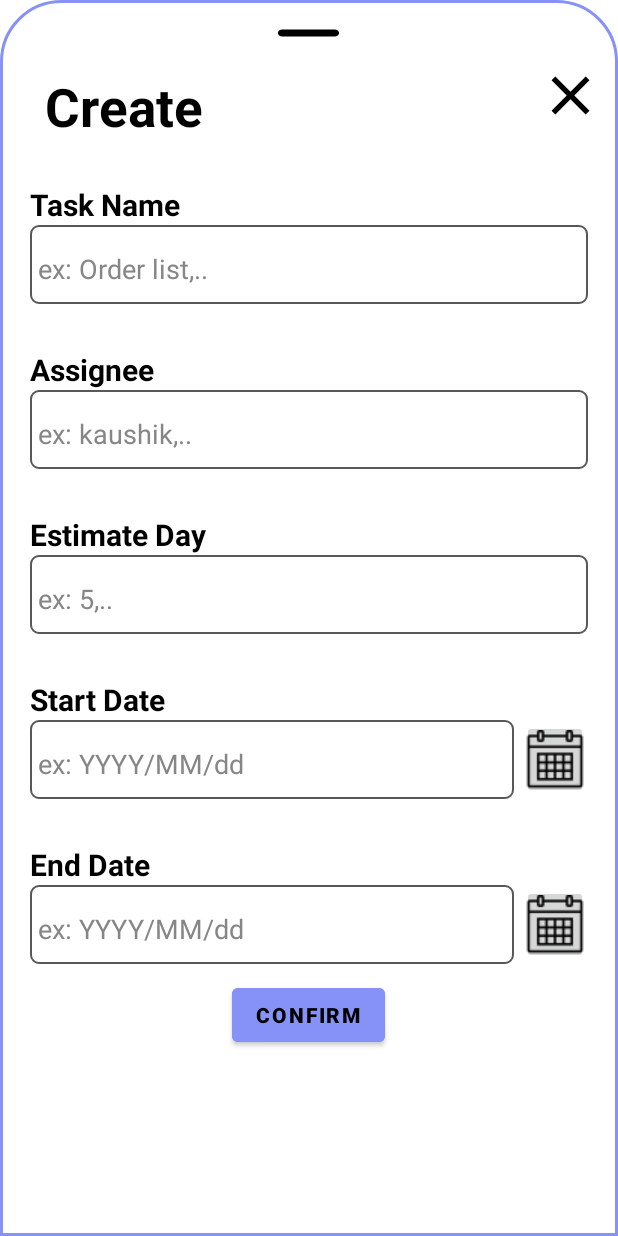
After one commit to Hau09dw/Android, an Android app: the layout bottomsheetlayout.xml on its own in the app's theme, with its tools: preview values and no code run, on a phone screen of 412 x 824 dp. The commit adds this screen. Run offline under Robolectric (Android 15) with nearby library versions, the phone set to English and light mode, and no system bars.

Commit message:
design CRUD (continue)

```diff
--- a/app/src/main/java/com/example/project_management_g1/DATA/CreateDatabase.java
+++ b/app/src/main/java/com/example/project_management_g1/DATA/CreateDatabase.java
@@ -37,20 +37,20 @@ public class CreateDatabase extends SQLiteOpenHelper {
                 + TB_Task_TaskName + " TEXT, "
                 + TB_Task_EstimateDay + " INTEGER );";
         String insertQuery1 = "INSERT INTO " + TB_DevTask + " (" + TB_DevTask_DEVName + ", " + TB_DevTask_TaskID + ", " + TB_DevTask_StartDate + ", " + TB_DevTask_EndDate + ") " +
-                "VALUES('Ramesh', 3, '2024-5-1', '2024-5-3');";
+                "VALUES('Ramesh', 3, '2024/5/1', '2024/5/3');";
 
-        String insertQuery2 = "INSERT INTO " + TB_DevTask + " (" + TB_DevTask_DEVName + ", " + TB_DevTask_TaskID + ", " + TB_DevTask_StartDate + ", " + TB_DevTask_EndDate + ") " +
-                "VALUES('Khilan', 2, '2024-5-2', '2024-5-4');";
-
-        String insertQuery3 = "INSERT INTO " + TB_DevTask + " (" + TB_DevTask_DEVName + ", " + TB_DevTask_TaskID + ", " + TB_DevTask_StartDate + ", " + TB_DevTask_EndDate + ") " +
-                "VALUES('Kaushik', 1, '2024-4-28', '2024-4-30');";
-
-        String insertQuery4 = "INSERT INTO " + TB_DevTask + " (" + TB_DevTask_DEVName + ", " + TB_DevTask_TaskID + ", " + TB_DevTask_StartDate + ", " + TB_DevTask_EndDate + ") " +
-                "VALUES('Kaushik', 4, '2024-5-6', '2024-5-8');";
-
-        String insertQuery5 = "INSERT INTO " + TB_DevTask + " (" + TB_DevTask_DEVName + ", " + TB_DevTask_TaskID + ", " + TB_DevTask_StartDate + ", " + TB_DevTask_EndDate + ") " +
-                "VALUES('Superman', 5, '2024-5-3', '2024-5-5');";
-
+//        String insertQuery2 = "INSERT INTO " + TB_DevTask + " (" + TB_DevTask_DEVName + ", " + TB_DevTask_TaskID + ", " + TB_DevTask_StartDate + ", " + TB_DevTask_EndDate + ") " +
+//                "VALUES('Khilan', 2, '2024-5-2', '2024-5-4');";
+//
+//        String insertQuery3 = "INSERT INTO " + TB_DevTask + " (" + TB_DevTask_DEVName + ", " + TB_DevTask_TaskID + ", " + TB_DevTask_StartDate + ", " + TB_DevTask_EndDate + ") " +
+//                "VALUES('Kaushik', 1, '2024-4-28', '2024-4-30');";
+//
+//        String insertQuery4 = "INSERT INTO " + TB_DevTask + " (" + TB_DevTask_DEVName + ", " + TB_DevTask_TaskID + ", " + TB_DevTask_StartDate + ", " + TB_DevTask_EndDate + ") " +
+//                "VALUES('Kaushik', 4, '2024-5-6', '2024-5-8');";
+//
+//        String insertQuery5 = "INSERT INTO " + TB_DevTask + " (" + TB_DevTask_DEVName + ", " + TB_DevTask_TaskID + ", " + TB_DevTask_StartDate + ", " + TB_DevTask_EndDate + ") " +
+//                "VALUES('Superman', 5, '2024-5-3', '2024-5-5');";
+//
         String insertQuery6 = "INSERT INTO " + TB_Task + " (" + TB_Task_TaskName + ", " + TB_Task_EstimateDay + ") " +
                 "VALUES('Order list', 5);";
 
@@ -71,10 +71,10 @@ public class CreateDatabase extends SQLiteOpenHelper {
         sqLiteDatabase.execSQL(tbTask);
 
         sqLiteDatabase.execSQL(insertQuery1);
-        sqLiteDatabase.execSQL(insertQuery2);
-        sqLiteDatabase.execSQL(insertQuery3);
-        sqLiteDatabase.execSQL(insertQuery4);
-        sqLiteDatabase.execSQL(insertQuery5);
+//        sqLiteDatabase.execSQL(insertQuery2);
+//        sqLiteDatabase.execSQL(insertQuery3);
+//        sqLiteDatabase.execSQL(insertQuery4);
+//        sqLiteDatabase.execSQL(insertQuery5);
         sqLiteDatabase.execSQL(insertQuery6);
         sqLiteDatabase.execSQL(insertQuery7);
         sqLiteDatabase.execSQL(insertQuery8);
--- a/app/src/main/java/com/example/project_management_g1/DATA/TaskDAO.java
+++ b/app/src/main/java/com/example/project_management_g1/DATA/TaskDAO.java
@@ -1,5 +1,6 @@
 package com.example.project_management_g1.DATA;
 
+import android.content.ContentValues;
 import android.content.Context;
 import android.database.Cursor;
 import android.database.sqlite.SQLiteDatabase;
@@ -17,6 +18,10 @@ public class TaskDAO {
         dbHelper = new CreateDatabase(context);// khoi tao csdl
     }
 
+
+//    public long addTask(Task task){
+//        ContentValues values = new ContentValues();
+//    }
     public List<Task> getAllTasks() {
         List<Task> listTasks = new ArrayList<>();
         db = dbHelper.getReadableDatabase();
--- a/app/src/main/java/com/example/project_management_g1/UI/MainActivity.java
+++ b/app/src/main/java/com/example/project_management_g1/UI/MainActivity.java
@@ -1,10 +1,21 @@
 package com.example.project_management_g1.UI;
 
+import android.annotation.SuppressLint;
+import android.app.DatePickerDialog;
+import android.app.Dialog;
 import android.graphics.Color;
-import android.graphics.drawable.GradientDrawable;
+import android.graphics.drawable.ColorDrawable;
 import android.os.Bundle;
-import android.view.Menu;
+import android.util.Log;
+import android.view.Gravity;
 import android.view.View;
+import android.view.ViewGroup;
+import android.view.Window;
+import android.widget.Button;
+import android.widget.DatePicker;
+import android.widget.ImageButton;
+import android.widget.ImageView;
+import android.widget.TextView;
 import android.widget.Toast;
 
 import androidx.activity.EdgeToEdge;
@@ -13,14 +24,15 @@ import androidx.appcompat.widget.SearchView;
 import androidx.core.graphics.Insets;
 import androidx.core.view.ViewCompat;
 import androidx.core.view.WindowInsetsCompat;
+import androidx.recyclerview.widget.DividerItemDecoration;
 import androidx.recyclerview.widget.LinearLayoutManager;
 import androidx.recyclerview.widget.RecyclerView;
 
-import com.example.project_management_g1.DATA.CreateDatabase;
 import com.example.project_management_g1.DATA.TaskDAO;
 import com.example.project_management_g1.MODEL.Task;
 import com.example.project_management_g1.MODEL.Task_Adapter;
 import com.example.project_management_g1.R;
+import com.google.android.material.floatingactionbutton.FloatingActionButton;
 
 import java.util.ArrayList;
 import java.util.List;
@@ -31,6 +43,12 @@ public class MainActivity extends AppCompatActivity {
     private TaskDAO taskDAO;
     private List<Task> taskList;
     private SearchView searchView;
+    private FloatingActionButton fab;
+    private ImageView cancelButton;
+
+
+    TextView txt_startdate, txt_enddate;
+    ImageButton btnStartdate, btnEnddate;
     @Override
     protected void onCreate(Bundle savedInstanceState) {
         super.onCreate(savedInstanceState);
@@ -50,8 +68,43 @@ public class MainActivity extends AppCompatActivity {
             Toast.makeText(this, "An error occurred while loading data", Toast.LENGTH_SHORT).show();
         }
         //khai bao action search
+        SearchTask();
+        fab = findViewById(R.id.fab);
+        fab.setOnClickListener(new View.OnClickListener() {
+            @Override
+            public void onClick(View view) {
+                showBottomDialog();
+            }
+        });
+
+
+    }
+
+    private void initializeViews() {
+
+        rcvTask = findViewById(R.id.id_recyclerview);
+        rcvTask.setLayoutManager(new LinearLayoutManager(this));
+        //duong ngan cach
+        rcvTask.addItemDecoration(new DividerItemDecoration(this,DividerItemDecoration.VERTICAL));
+    }
+
+    private void loadTasks() {
+        taskDAO = new TaskDAO(this);
+        taskList = taskDAO.getAllTasks();
+
+        if (taskList.isEmpty()) {
+            // Hiển thị thông báo nếu không có dữ liệu
+            Toast.makeText(this, "There is no data to display", Toast.LENGTH_SHORT).show();
+        }
+
+        taskAdapter = new Task_Adapter(taskList);
+        rcvTask.setAdapter(taskAdapter);
+    }
+
+    private void SearchTask(){
         searchView = findViewById(R.id.action_search);
         searchView.clearFocus();
+
         searchView.setOnQueryTextListener(new SearchView.OnQueryTextListener() {
             @Override
             public boolean onQueryTextSubmit(String query) {
@@ -66,38 +119,80 @@ public class MainActivity extends AppCompatActivity {
         });
     }
 
-    private void initializeViews() {
-
-        rcvTask = findViewById(R.id.id_recyclerview);
-        //2 dong duoi chua hoat dong nhung chua biet li do(dang fix)
-        LinearLayoutManager linearLayoutManager = new LinearLayoutManager(this);
-        rcvTask.setLayoutManager(linearLayoutManager);
+    private void filterTask(String text) {
+        List<Task> filteredListTask = new ArrayList<>();
+        //loc theo task name hoac assignee
+        for(Task task : taskList){
+            if(task.getTask_name().toLowerCase().contains(text.toLowerCase()) || task.getAssignee().toLowerCase().contains(text.toLowerCase())){
+                filteredListTask.add(task);
+            }
+        }
+        if(filteredListTask.isEmpty()){
+            Toast.makeText(this,"No data found",Toast.LENGTH_SHORT).show();
+        }else{
+            taskAdapter.setFilteredList(filteredListTask);
+        }
     }
 
-    private void loadTasks() {
-        taskDAO = new TaskDAO(this);
-        taskList = taskDAO.getAllTasks();
+    private void showBottomDialog() {
+            final Dialog dialog = new Dialog(this);
+            dialog.requestWindowFeature(Window.FEATURE_NO_TITLE);
+            dialog.setContentView(R.layout.bottomsheetlayout);
+            dialog.setCanceledOnTouchOutside(true);
+            cancelButton = dialog.findViewById(R.id.cancelButton);
+            txt_enddate = dialog.findViewById(R.id.create_EndDate);
+            txt_startdate = dialog.findViewById(R.id.create_startDate);
+            btnStartdate = dialog.findViewById(R.id.btn_calendar_StartDate);
+            btnEnddate = dialog.findViewById(R.id.btn_calendar_EndDate);
 
-        if (taskList.isEmpty()) {
-            // Hiển thị thông báo nếu không có dữ liệu
-            Toast.makeText(this, "There is no data to display", Toast.LENGTH_SHORT).show();
-        }
+            btnStartdate.setOnClickListener(new View.OnClickListener() {
+                @Override
+                public void onClick(View view) {
+                    openDialogStartDate();
+                }
+                private void openDialogStartDate() {
+                    DatePickerDialog datePickerDialog = new DatePickerDialog(dialog.getContext(), new DatePickerDialog.OnDateSetListener(){
+                        @SuppressLint("SetTextI18n")
+                        @Override
+                        public void onDateSet(DatePicker datePicker, int y, int m, int d) {
+                            txt_startdate.setText(y +"/"+m+"/"+d);
+                        }
+                    },2024,10,9);
+                    datePickerDialog.show();
+                }
+            });
+            btnEnddate.setOnClickListener(new View.OnClickListener() {
+                @Override
+                public void onClick(View view) {
+                    openDialogEndDate();
+                }
+                private void openDialogEndDate() {
+                    DatePickerDialog datePickerDialog = new DatePickerDialog(dialog.getContext(), new DatePickerDialog.OnDateSetListener(){
+                        @SuppressLint("SetTextI18n")
+                        @Override
+                        public void onDateSet(DatePicker datePicker, int y, int m, int d) {
+                            txt_enddate.setText(y+"/"+m+"/"+d);
+                        }
+                    },2024,11,9);
+                    datePickerDialog.show();
+                }
+            });
+            cancelButton.setOnClickListener(new View.OnClickListener() {
+                @Override
+                public void onClick(View view) {
+                    dialog.dismiss();
+                }
+            });
 
-        taskAdapter = new Task_Adapter(taskList);
-        rcvTask.setAdapter(taskAdapter);
-    }
-    private void filterTask(String text) {
-        List<Task> filteredListIask = new ArrayList<>();
-        //loc tassk name hoac assignee
-        for(Task task : taskList){
-            if(task.getTask_name().toLowerCase().contains(text.toLowerCase()) || task.getAssignee().toLowerCase().contains(text.toLowerCase())){
-                filteredListIask.add(task);
+            Window window = dialog.getWindow();
+            if (window != null) {
+                window.setLayout(ViewGroup.LayoutParams.MATCH_PARENT,
+                        ViewGroup.LayoutParams.WRAP_CONTENT);
+                window.setBackgroundDrawable(new ColorDrawable(Color.TRANSPARENT));
+                window.getAttributes().windowAnimations = R.style.DialogAnimation;
+                window.setGravity(Gravity.BOTTOM);
             }
-        }
-        if(filteredListIask.isEmpty()){
-            Toast.makeText(this,"No data found",Toast.LENGTH_SHORT).show();
-        }else{
-            taskAdapter.setFilteredList(filteredListIask);
-        }
+            dialog.show();
+
     }
 }
--- /dev/null
+++ b/app/src/main/res/drawable/ic_baseline_clear_24.xml
@@ -0,0 +1,11 @@
+<vector
+    android:height="24dp"
+    android:tint="@color/black"
+    android:viewportHeight="24"
+    android:viewportWidth="24"
+    android:width="24dp"
+    xmlns:android="http://schemas.android.com/apk/res/android">
+    <path
+        android:fillColor="@android:color/white"
+        android:pathData="M19,6.41L17.59,5 12,10.59 6.41,5 5,6.41 10.59,12 5,17.59 6.41,19 12,13.41 17.59,19 19,17.59 13.41,12z"/>
+</vector>
--- /dev/null
+++ b/app/src/main/res/drawable/ic_custom_create_edittext.xml
@@ -0,0 +1,8 @@
+<?xml version="1.0" encoding="utf-8"?>
+<shape xmlns:android="http://schemas.android.com/apk/res/android">
+    <stroke
+        android:width="1dp"
+        android:color="#595858"/>
+    <corners
+        android:radius="5dp"/>
+</shape>
--- /dev/null
+++ b/app/src/main/res/drawable/ic_dialogbg.xml
@@ -0,0 +1,20 @@
+<?xml version="1.0" encoding="utf-8"?>
+<shape xmlns:android="http://schemas.android.com/apk/res/android">
+
+    <solid
+        android:color="@color/white"/>
+
+    <corners
+        android:topLeftRadius="40dp"
+        android:topRightRadius="40dp" />
+    <padding
+        android:left="10dp"
+        android:right="10dp"
+        android:top="10dp"
+        android:bottom="10dp"/>
+
+    <stroke
+        android:width="2dp"
+        android:color="@color/lavender"/>
+
+</shape>
--- /dev/null
+++ b/app/src/main/res/drawable/ic_round_remove_24.xml
@@ -0,0 +1,11 @@
+<vector
+    android:height="24dp"
+    android:tint="@color/black"
+    android:viewportHeight="24"
+    android:viewportWidth="24"
+    android:width="30dp"
+    xmlns:android="http://schemas.android.com/apk/res/android">
+    <path
+        android:fillColor="@android:color/white"
+        android:pathData="M18,13H6c-0.55,0 -1,-0.45 -1,-1s0.45,-1 1,-1h12c0.55,0 1,0.45 1,1s-0.45,1 -1,1z"/>
+</vector>
--- /dev/null
+++ b/app/src/main/res/layout/bottomsheetlayout.xml
@@ -0,0 +1,237 @@
+<?xml version="1.0" encoding="utf-8"?>
+<LinearLayout xmlns:android="http://schemas.android.com/apk/res/android"
+    xmlns:app="http://schemas.android.com/apk/res-auto"
+    android:orientation="vertical"
+    android:layout_width="match_parent"
+    android:layout_height="match_parent"
+    android:background="@drawable/ic_dialogbg">
+
+    <ImageView
+        android:layout_width="70dp"
+        android:layout_height="wrap_content"
+        android:src="@drawable/ic_round_remove_24"
+        android:layout_gravity="center|top"
+        android:scaleType="centerCrop"/>
+
+    <LinearLayout
+        android:layout_width="match_parent"
+        android:layout_height="wrap_content"
+        android:orientation="horizontal">
+
+        <TextView
+            android:id="@+id/createTitle"
+            android:layout_width="wrap_content"
+            android:layout_height="wrap_content"
+            android:layout_marginStart="12dp"
+            android:layout_marginTop="5dp"
+            android:padding="8dp"
+            android:text="Create"
+            android:textAlignment="viewStart"
+            android:textColor="@color/black"
+            android:textSize="35dp"
+            android:textStyle="bold"/>
+
+        <ImageView
+            android:id="@+id/cancelButton"
+            android:layout_width="54dp"
+            android:layout_height="43dp"
+            android:layout_marginLeft="210dp"
+            android:layout_marginTop="8dp"
+            android:src="@drawable/ic_baseline_clear_24" />
+
+    </LinearLayout>
+
+    <LinearLayout
+        android:id="@+id/layout_taskName"
+        android:orientation="vertical"
+        android:layout_width="match_parent"
+        android:layout_height="100dp"
+        android:layout_marginTop="10dp"
+        android:padding="10dp">
+
+        <TextView
+            android:layout_width="wrap_content"
+            android:layout_height="wrap_content"
+            android:text="@string/task_name_create"
+            android:textColor="@color/black"
+            android:textSize="20sp"
+            android:textStyle="bold"/>
+
+        <EditText
+            android:id="@+id/create_taskName"
+            android:layout_width="match_parent"
+            android:layout_height="0dp"
+            android:layout_weight="1"
+            android:paddingTop="5dp"
+            android:paddingStart="5dp"
+            android:background="@drawable/ic_custom_create_edittext"
+            android:inputType="text"
+            android:hint="@string/ex_order_list"
+            android:textColorHint="#868687"
+             />
+
+    </LinearLayout>
+
+    <LinearLayout
+        android:id="@+id/layout_assignee"
+        android:orientation="vertical"
+        android:layout_width="match_parent"
+        android:layout_height="100dp"
+        android:layout_marginTop="10dp"
+        android:padding="10dp">
+
+        <TextView
+            android:layout_width="wrap_content"
+            android:layout_height="wrap_content"
+            android:text="@string/assignee_create"
+            android:textColor="@color/black"
+            android:textSize="20sp"
+            android:textStyle="bold"/>
+
+        <EditText
+            android:id="@+id/create_assignee"
+            android:layout_width="match_parent"
+            android:layout_height="0dp"
+            android:layout_weight="1"
+            android:paddingTop="5dp"
+            android:paddingStart="5dp"
+            android:background="@drawable/ic_custom_create_edittext"
+            android:inputType="text"
+            android:hint="@string/ex_kaushik"
+            android:textColorHint="#868687"
+            />
+
+    </LinearLayout>
+
+    <LinearLayout
+    android:id="@+id/layout_estimaday"
+    android:orientation="vertical"
+    android:layout_width="match_parent"
+    android:layout_height="100dp"
+    android:layout_marginTop="10dp"
+    android:padding="10dp">
+
+    <TextView
+        android:layout_width="wrap_content"
+        android:layout_height="wrap_content"
+        android:text="@string/estimateday_create"
+        android:textColor="@color/black"
+        android:textSize="20sp"
+        android:textStyle="bold"/>
+
+    <EditText
+        android:id="@+id/create_estimateday"
+        android:layout_width="match_parent"
+        android:layout_height="0dp"
+        android:layout_weight="1"
+        android:paddingTop="5dp"
+        android:paddingStart="5dp"
+        android:background="@drawable/ic_custom_create_edittext"
+        android:inputType="text"
+        android:textColorHint="#868687"
+        android:hint="@string/ex_5"
+        />
+
+    </LinearLayout>
+
+    <LinearLayout
+    android:id="@+id/layout_startdate"
+    android:orientation="vertical"
+    android:layout_width="match_parent"
+    android:layout_height="100dp"
+    android:layout_marginTop="10dp"
+    android:padding="10dp">
+
+    <TextView
+        android:layout_width="wrap_content"
+        android:layout_height="wrap_content"
+        android:text="@string/startdate_create"
+        android:textColor="@color/black"
+        android:textSize="20sp"
+        android:textStyle="bold"/>
+    <LinearLayout
+        android:layout_width="match_parent"
+        android:layout_height="match_parent"
+        android:orientation="horizontal"
+        >
+
+        <EditText
+            android:id="@+id/create_startDate"
+            android:layout_width="400dp"
+            android:layout_height="match_parent"
+            android:layout_weight="1"
+            android:background="@drawable/ic_custom_create_edittext"
+            android:inputType="text"
+            android:paddingStart="5dp"
+            android:layout_marginEnd="5dp"
+            android:textColorHint="#868687"
+            android:paddingTop="5dp"
+            android:hint="@string/ex_yyyy_mm_dd"/>
+        <ImageButton
+            android:id="@+id/btn_calendar_StartDate"
+            android:layout_width="121dp"
+            android:layout_height="wrap_content"
+            android:layout_weight="1"
+            app:srcCompat="@drawable/calendar"
+            />
+
+    </LinearLayout>
+
+
+    </LinearLayout>
+
+    <LinearLayout
+        android:id="@+id/layout_endDate"
+        android:orientation="vertical"
+        android:layout_width="match_parent"
+        android:layout_height="100dp"
+        android:layout_marginTop="10dp"
+        android:padding="10dp">
+
+        <TextView
+            android:layout_width="wrap_content"
+            android:layout_height="wrap_content"
+            android:text="@string/enddate_create"
+            android:textColor="@color/black"
+            android:textSize="20sp"
+            android:textStyle="bold"/>
+
+        <LinearLayout
+            android:layout_width="match_parent"
+            android:layout_height="match_parent"
+            android:orientation="horizontal"
+            >
+
+            <EditText
+                android:id="@+id/create_EndDate"
+                android:layout_width="400dp"
+                android:layout_height="match_parent"
+                android:layout_weight="1"
+                android:background="@drawable/ic_custom_create_edittext"
+                android:inputType="text"
+                android:paddingStart="5dp"
+                android:textColorHint="#868687"
+                android:layout_marginEnd="5dp"
+                android:paddingTop="5dp"
+                android:hint="@string/ex_yyyy_mm_dd"/>
+
+            <ImageButton
+                android:id="@+id/btn_calendar_EndDate"
+                android:layout_width="121dp"
+                android:layout_height="wrap_content"
+                android:layout_weight="1"
+                app:srcCompat="@drawable/calendar" />
+
+        </LinearLayout>
+
+    </LinearLayout>
+    <Button
+        android:id="@+id/button_create"
+        android:layout_width="wrap_content"
+        android:layout_height="wrap_content"
+        android:layout_gravity="center"
+        android:textColor="@color/black"
+        android:textStyle="bold"
+        android:backgroundTint="@color/lavender"
+        android:text="@string/confirm" />
+</LinearLayout>
--- a/app/src/main/res/layout/item_project.xml
+++ b/app/src/main/res/layout/item_project.xml
@@ -1,5 +1,6 @@
 <?xml version="1.0" encoding="utf-8"?>
 <LinearLayout xmlns:android="http://schemas.android.com/apk/res/android"
+    xmlns:tools="http://schemas.android.com/tools"
     android:layout_width="match_parent"
     android:layout_height="wrap_content"
     android:orientation="vertical"
--- /dev/null
+++ b/app/src/main/res/layout/taskanddevtask_createshet_layout.xml
@@ -0,0 +1,6 @@
+<?xml version="1.0" encoding="utf-8"?>
+<androidx.constraintlayout.widget.ConstraintLayout xmlns:android="http://schemas.android.com/apk/res/android"
+    android:layout_width="match_parent"
+    android:layout_height="match_parent">
+
+</androidx.constraintlayout.widget.ConstraintLayout>
--- a/app/src/main/res/menu/bottom_menu.xml
+++ b/app/src/main/res/menu/bottom_menu.xml
@@ -4,17 +4,16 @@
     <item
         android:id="@+id/bottom_back_id"
         android:title="Back"
-
         android:icon="@drawable/back"/>
 
     <item
         android:id="@+id/bottom_home_id"
         android:title="Home"
-        android:icon="@drawable/home"
-        />
+        android:icon="@drawable/home" />
 
     <item
         android:title=""
+        android:enabled="false"
        />
 
     <item
--- a/app/src/main/res/values/colors.xml
+++ b/app/src/main/res/values/colors.xml
@@ -5,4 +5,5 @@
     <color name="cyan">#00FFFF</color>
     <color name="lightblue_200">#81D4FA</color>
     <color name="lightblue_500">#03A9F4</color>
+    <color name="lavender">#8692f7</color>
 </resources>
--- a/app/src/main/res/values/strings.xml
+++ b/app/src/main/res/values/strings.xml
@@ -12,4 +12,14 @@
     <string name="chart">Chart</string>
     <string name="back">back</string>
     <string name="add">Add</string>
+    <string name="task_name_create">Task Name</string>
+    <string name="assignee_create">Assignee</string>
+    <string name="estimateday_create">Estimate Day</string>
+    <string name="startdate_create">Start Date</string>
+    <string name="enddate_create">End Date</string>
+    <string name="ex_order_list">ex: Order list,..</string>
+    <string name="ex_kaushik">ex: kaushik,..</string>
+    <string name="ex_5">ex: 5,..</string>
+    <string name="confirm">CONFIRM</string>
+    <string name="ex_yyyy_mm_dd">ex: YYYY/MM/dd</string>
 </resources>
--- a/app/src/main/res/values/themes.xml
+++ b/app/src/main/res/values/themes.xml
@@ -5,5 +5,9 @@
         <!-- <item name="colorPrimary">@color/my_light_primary</item> -->
     </style>
     <style name="Theme.Project_management_G1" parent="Base.Theme.Project_management_G1" />
+    <style name="DialogAnimation">
+        <item name="android:windowEnterAnimation">@anim/slide_in_bottom</item>
+        <item name="android:windowExitAnimation">@anim/slide_out_bottom</item>
+    </style>
 
 </resources>
```
Also changed, not shown: app/src/main/res/anim/slide_in_bottom.xml (added, +10 -0 lines), app/src/main/res/anim/slide_out_bottom.xml (added, +10 -0 lines), app/src/main/res/drawable/calendar.png (added), app/src/main/res/drawable/create.png (added).
